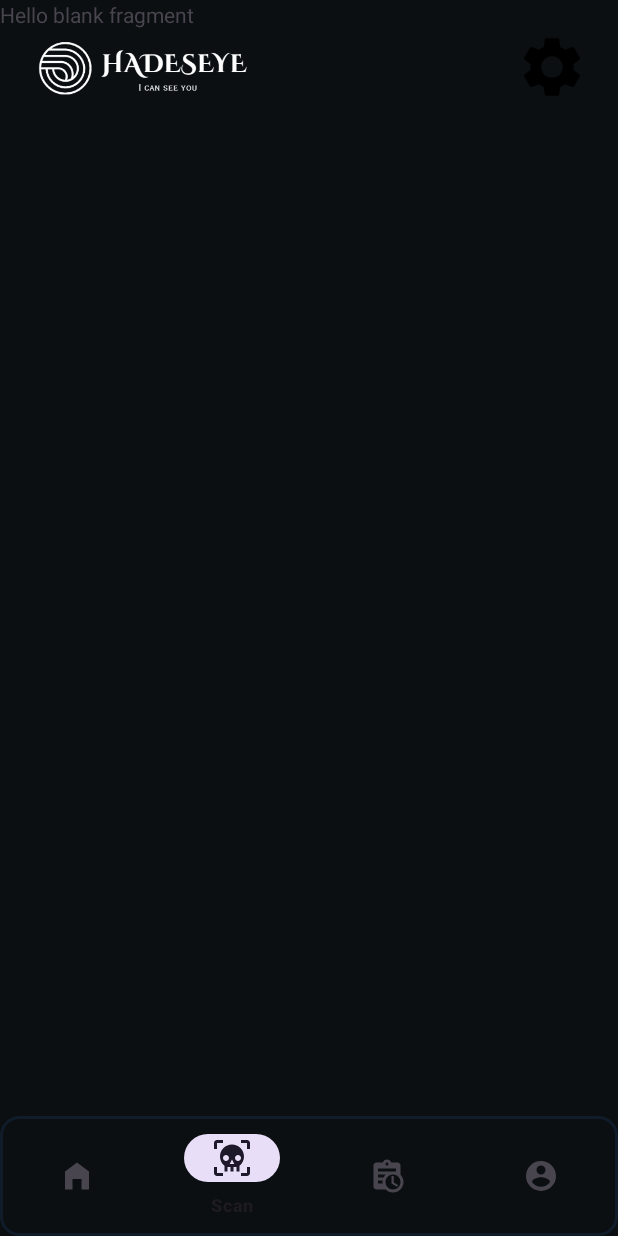
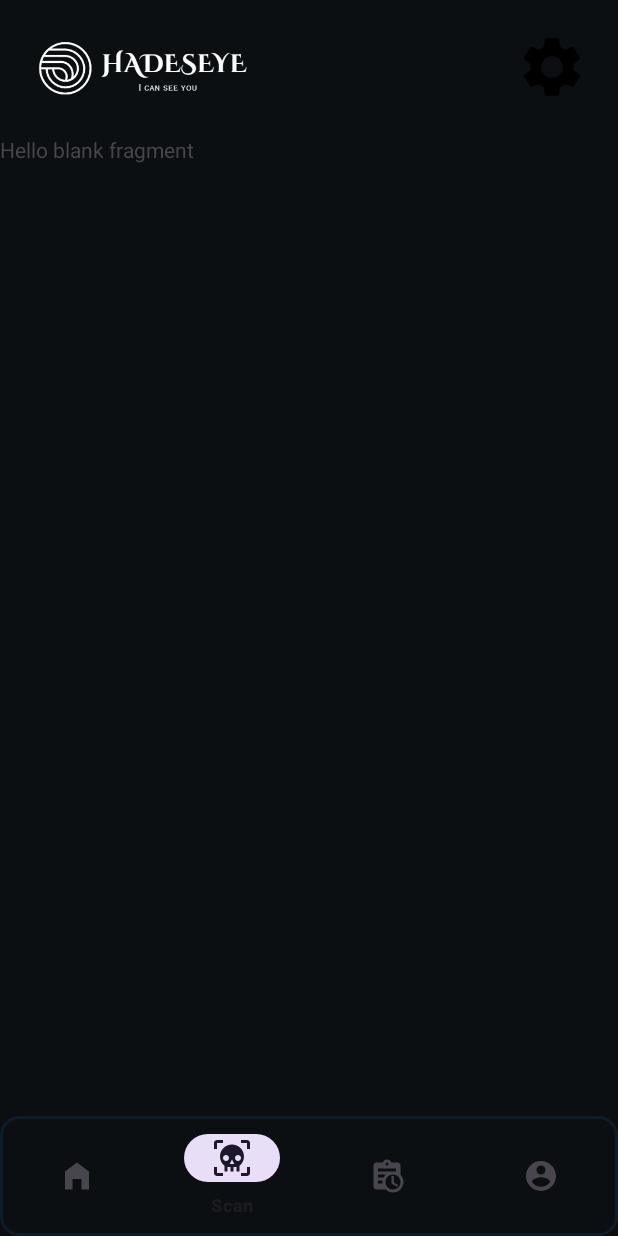
Before and after one commit to LaVenganzaDelLadron/HadesEyeAnalyzer, an Android app: the DashboardActivity screen opened directly, with no data from a screen before it, item 2 of the bottom bar chosen, on a phone screen of 412 x 824 dp. Run offline under Robolectric (Android 15) with nearby library versions, the phone set to English and light mode, and no system bars.

Commit message:
Initial Commit

```diff
--- a/app/src/main/res/layout/activity_dashboard.xml
+++ b/app/src/main/res/layout/activity_dashboard.xml
@@ -3,9 +3,11 @@
     xmlns:app="http://schemas.android.com/apk/res-auto"
     xmlns:tools="http://schemas.android.com/tools"
     android:layout_width="match_parent"
+    android:layout_height="match_parent"
     android:background="@color/primarycolor"
-    android:layout_height="match_parent"
     tools:context=".DashboardActivity">
+
+    <!-- Toolbar -->
     <include
         android:id="@+id/tool_bar"
         layout="@layout/tool_bar"
@@ -13,30 +15,28 @@
         android:layout_height="wrap_content"
         app:layout_constraintTop_toTopOf="parent"
         app:layout_constraintStart_toStartOf="parent"
-        app:layout_constraintEnd_toEndOf="parent"/>
+        app:layout_constraintEnd_toEndOf="parent" />
 
-
+    <!-- Fragment Container (below toolbar, above bottom nav) -->
     <FrameLayout
         android:id="@+id/frame_layout"
         android:layout_width="0dp"
         android:layout_height="0dp"
-        app:layout_constraintBottom_toTopOf="@+id/bottomNavigationView"
-        app:layout_constraintEnd_toEndOf="parent"
+        app:layout_constraintTop_toBottomOf="@id/tool_bar"
+        app:layout_constraintBottom_toTopOf="@id/bottomNavigationView"
         app:layout_constraintStart_toStartOf="parent"
-        app:layout_constraintTop_toTopOf="parent">
+        app:layout_constraintEnd_toEndOf="parent" />
 
-    </FrameLayout>
-
+    <!-- Bottom Navigation -->
     <com.google.android.material.bottomnavigation.BottomNavigationView
         android:id="@+id/bottomNavigationView"
         android:layout_width="0dp"
         android:layout_height="wrap_content"
-        app:layout_constraintBottom_toBottomOf="parent"
-        app:layout_constraintEnd_toEndOf="parent"
-        app:layout_constraintStart_toStartOf="parent"
         android:background="@drawable/bottom_navigation_outline"
         app:backgroundTint="@color/secondarycolor"
-        app:menu="@menu/bottom_nav">
+        app:menu="@menu/bottom_nav"
+        app:layout_constraintBottom_toBottomOf="parent"
+        app:layout_constraintStart_toStartOf="parent"
+        app:layout_constraintEnd_toEndOf="parent" />
 
-    </com.google.android.material.bottomnavigation.BottomNavigationView>
 </androidx.constraintlayout.widget.ConstraintLayout>
```
